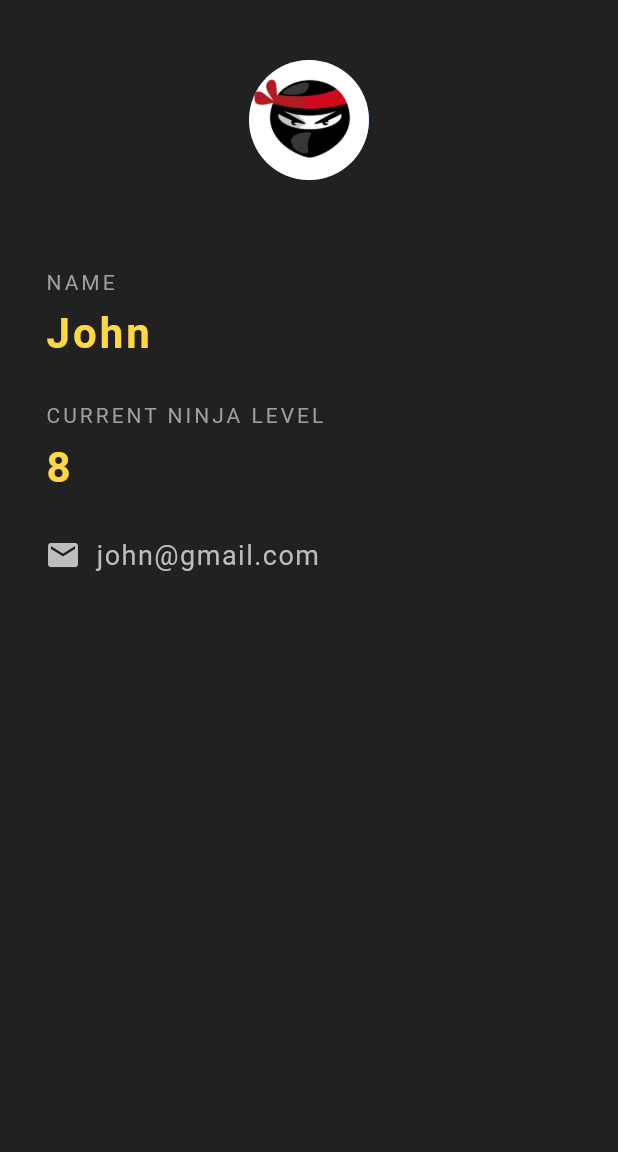
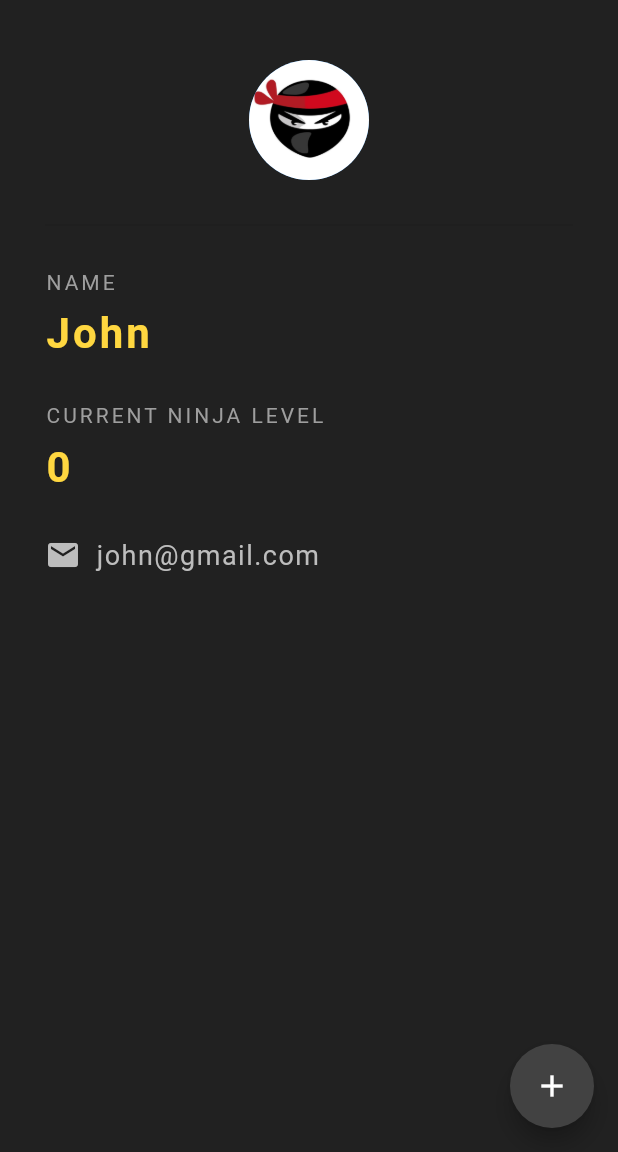
Before and after one commit to ThusharaSamaraweera/Ninja-ID-card, a Flutter app: the screen it shows after launch, on a phone screen of 412 x 824 dp, the part 84-1236 px from its top. Run offline on Flutter 3.47's test engine with Material 2 defaults, Android fonts, the light colour scheme and no system bars.

Commit message:
add functionality to change current ninja level

```diff
--- a/lib/main.dart
+++ b/lib/main.dart
@@ -6,7 +6,16 @@
   ));
 }
 
-class NinjaCard extends StatelessWidget {
+class NinjaCard extends StatefulWidget {
+  @override
+  State<NinjaCard> createState() => _NinjaCardState();
+}
+
+class _NinjaCardState extends State<NinjaCard> {
+  String name = 'John';
+  String email = "john@gmail.com";
+  int ninjaLevel =  0;
+
   @override
   Widget build(BuildContext context) {
     return Scaffold(
@@ -16,6 +25,15 @@
         centerTitle: true,
         backgroundColor: Colors.grey[850],
         elevation: 0.0,
+      ),
+      floatingActionButton: FloatingActionButton(
+        onPressed: () {
+          setState(() {
+            ninjaLevel += 1;
+          });
+        },
+        child: Icon(Icons.add),
+        backgroundColor: Colors.grey[800],
       ),
       body: Padding(
         padding: const EdgeInsets.fromLTRB(30.0, 40.0, 30.0, 0.0),
@@ -40,7 +58,7 @@
             ),
             const SizedBox(height: 10.0),
             Text(
-              'John',
+              '$name',
               style: TextStyle(
                 color: Colors.amberAccent[200],
                 letterSpacing: 2.0,
@@ -58,7 +76,7 @@
             ),
             const SizedBox(height: 10.0),
             Text(
-              '8',
+              '$ninjaLevel',
               style: TextStyle(
                 color: Colors.amberAccent[200],
                 letterSpacing: 2.0,
@@ -75,7 +93,7 @@
                 ),
                 SizedBox(width: 10.0),
                 Text(
-                  'john@gmail.com',
+                  '$email',
                   style: TextStyle(
                     color: Colors.grey[400],
                     fontSize: 18.0,
```
